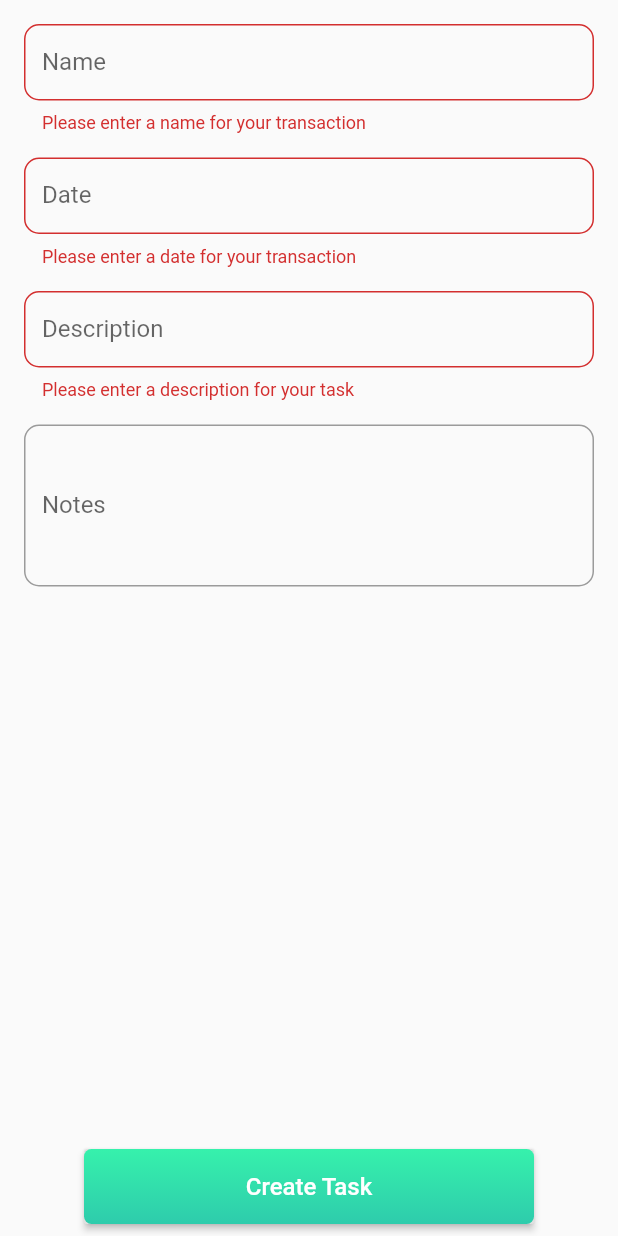
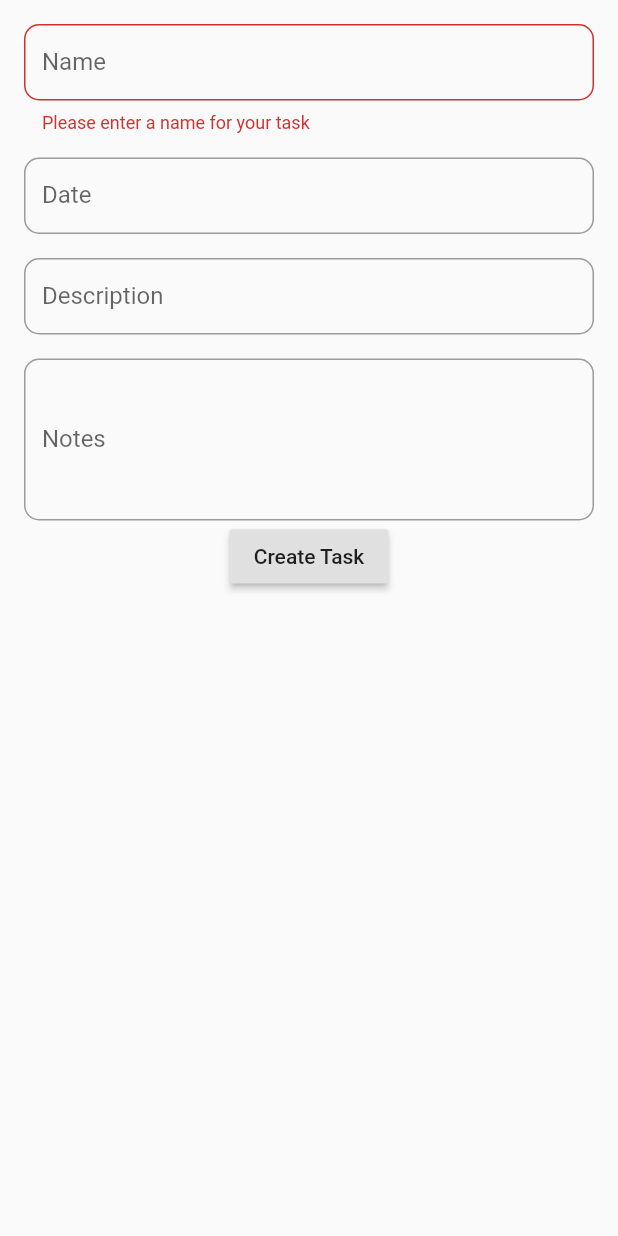
Before and after one commit to FaisalChoura/flutter-deep-dive, a Flutter app: the NewTaskForm widget shown alone on an empty page, opened directly, after a tap on "Create Task", on a phone screen of 412 x 824 dp. Run offline on Flutter 3.47's test engine with Material 2 defaults, Android fonts, the phone set to English and light mode, and no system bars; our stand-ins replace charts_flutter, flutter_spinkit, flutter_typeahead, grouped_list.

Commit message:
simplified code

```diff
--- a/004-advanced_modal_bottom_sheet/lib/main.dart
+++ b/004-advanced_modal_bottom_sheet/lib/main.dart
@@ -29,7 +29,8 @@ class MyHomePage extends StatelessWidget {
       body: Center(
         child: RaisedButton(
           child: Text("New Task"),
-          onPressed: () => showModalBottomSheet(
+          onPressed: () {
+            showModalBottomSheet(
               shape: RoundedRectangleBorder(
                   borderRadius:
                       BorderRadius.vertical(top: Radius.circular(20.0))),
@@ -39,9 +40,10 @@ class MyHomePage extends StatelessWidget {
               builder: (context) => Padding(
                   padding: const EdgeInsets.symmetric(horizontal: 18),
                   child: NewTaskScreen()),
+            );
+          },
         ),
-        ),
-      ),
+      ), // We will work in here
     );
   }
 }
--- a/004-advanced_modal_bottom_sheet/lib/models/task.dart
+++ b/004-advanced_modal_bottom_sheet/lib/models/task.dart
@@ -1,8 +1,8 @@
 class Task {
-  DateTime date;
+  String dueDate;
   String name;
   String description;
   String notes;
 
-  Task({this.name, this.description, this.date, this.notes});
+  Task({this.name, this.description, this.dueDate, this.notes});
 }
--- a/004-advanced_modal_bottom_sheet/lib/new_task.dart
+++ b/004-advanced_modal_bottom_sheet/lib/new_task.dart
@@ -45,40 +45,19 @@ class NewTaskForm extends StatefulWidget {
 
 class NewTaskFormState extends State<NewTaskForm> {
   final _formKey = GlobalKey<FormState>();
-  final _dateController = TextEditingController();
   Task task = new Task();
-  DateTime selectedDate = DateTime.now();
-
-  Future<Null> _selectDate(BuildContext context) async {
-    final DateTime picked = await showDatePicker(
-        context: context,
-        initialDate: selectedDate,
-        firstDate: DateTime(2019, 8),
-        lastDate: DateTime(2100));
-    if (picked != null && picked != selectedDate)
-      setState(() {
-        selectedDate = picked;
-        var date =
-            "${picked.toLocal().day}/${picked.toLocal().month}/${picked.toLocal().year}";
-        _dateController.text = date;
-      });
-  }
 
   @override
   Widget build(BuildContext context) {
     return Form(
       key: _formKey,
       child: Expanded(
-        child: Column(
-          children: <Widget>[
-            Expanded(
         child: ListView(
           children: <Widget>[
             Column(
               children: <Widget>[
                 Padding(
-                        padding:
-                            const EdgeInsets.only(top: 16, right: 16, left: 16),
+                  padding: const EdgeInsets.only(top: 16, right: 16, left: 16),
                   child: TextFormField(
                     key: Key("nameField"),
                     onSaved: (val) => task.name = val,
@@ -91,24 +70,15 @@ class NewTaskFormState extends State<NewTaskForm> {
                     ),
                     validator: (value) {
                       if (value.isEmpty)
-                              return "Please enter a name for your transaction";
+                        return "Please enter a name for your task";
                       return null;
                     },
                   ),
                 ),
                 Padding(
-                        padding:
-                            const EdgeInsets.only(top: 16, right: 16, left: 16),
-                        child: GestureDetector(
-                          onTap: () => _selectDate(context),
-                          child: AbsorbPointer(
+                  padding: const EdgeInsets.only(top: 16, right: 16, left: 16),
                   child: TextFormField(
-                              key: Key("dateField"),
-                              onSaved: (val) {
-                                task.date = selectedDate;
-                              },
-                              controller: _dateController,
-                              keyboardType: TextInputType.datetime,
+                    onSaved: (val) => task.dueDate = val,
                     decoration: InputDecoration(
                       labelText: "Date",
                       border: OutlineInputBorder(
@@ -116,18 +86,10 @@ class NewTaskFormState extends State<NewTaskForm> {
                       ),
                       isDense: true,
                     ),
-                              validator: (value) {
-                                if (value.isEmpty)
-                                  return "Please enter a date for your transaction";
-                                return null;
-                              },
-                            ),
-                          ),
                   ),
                 ),
                 Padding(
-                        padding:
-                            const EdgeInsets.only(top: 16, right: 16, left: 16),
+                  padding: const EdgeInsets.only(top: 16, right: 16, left: 16),
                   child: TextFormField(
                     key: Key("descriptionField"),
                     onSaved: (val) => task.description = val,
@@ -138,16 +100,10 @@ class NewTaskFormState extends State<NewTaskForm> {
                       ),
                       isDense: true,
                     ),
-                          validator: (value) {
-                            if (value.isEmpty)
-                              return "Please enter a description for your task";
-                            return null;
-                          },
                   ),
                 ),
                 Padding(
-                        padding:
-                            const EdgeInsets.only(top: 16, right: 16, left: 16),
+                  padding: const EdgeInsets.only(top: 16, right: 16, left: 16),
                   child: TextFormField(
                     maxLines: 4,
                     onSaved: (val) => task.notes = val,
@@ -160,54 +116,18 @@ class NewTaskFormState extends State<NewTaskForm> {
                     ),
                   ),
                 ),
+                RaisedButton(
+                  child: Text("Create Task"),
+                  onPressed: () => _submitForm(context),
+                )
               ],
             ),
-                ],
-              ),
-            ),
-            Row(
-              mainAxisAlignment: MainAxisAlignment.center,
-              children: <Widget>[
-                Padding(
-                  padding: const EdgeInsets.only(bottom: 8.0, top: 8.0),
-                  child: RaisedButton(
-                    key: Key("newTransactionButton"),
-                    onPressed: () {
-                      _submitForm(context);
-                    },
-                    textColor: Colors.white,
-                    padding: const EdgeInsets.all(0.0),
-                    highlightElevation: 2,
-                    child: Ink(
-                      decoration: BoxDecoration(
-                          gradient: LinearGradient(
-                            colors: [Color(0xff36F1AC), Color(0xff2ECCAC)],
-                            begin: Alignment.topCenter,
-                            end: Alignment.bottomCenter,
-                          ),
-                          borderRadius: BorderRadius.circular(5.0)),
-                      child: Container(
-                        constraints:
-                            BoxConstraints(maxWidth: 300.0, minHeight: 50.0),
-                        alignment: Alignment.center,
-                        child: Text(
-                          "Create Task",
-                          textAlign: TextAlign.center,
-                          style: TextStyle(color: Colors.white, fontSize: 16),
-                        ),
-                      ),
-                    ),
-                  ),
-                ),
-              ],
-            )
           ],
         ),
       ),
     );
   }
 
-  // Add loading in button when clicked
   _submitForm(BuildContext context) {
     if (_formKey.currentState.validate()) {
       _formKey.currentState.save();
```
Lines whose indentation alone changed are shown as unchanged.
